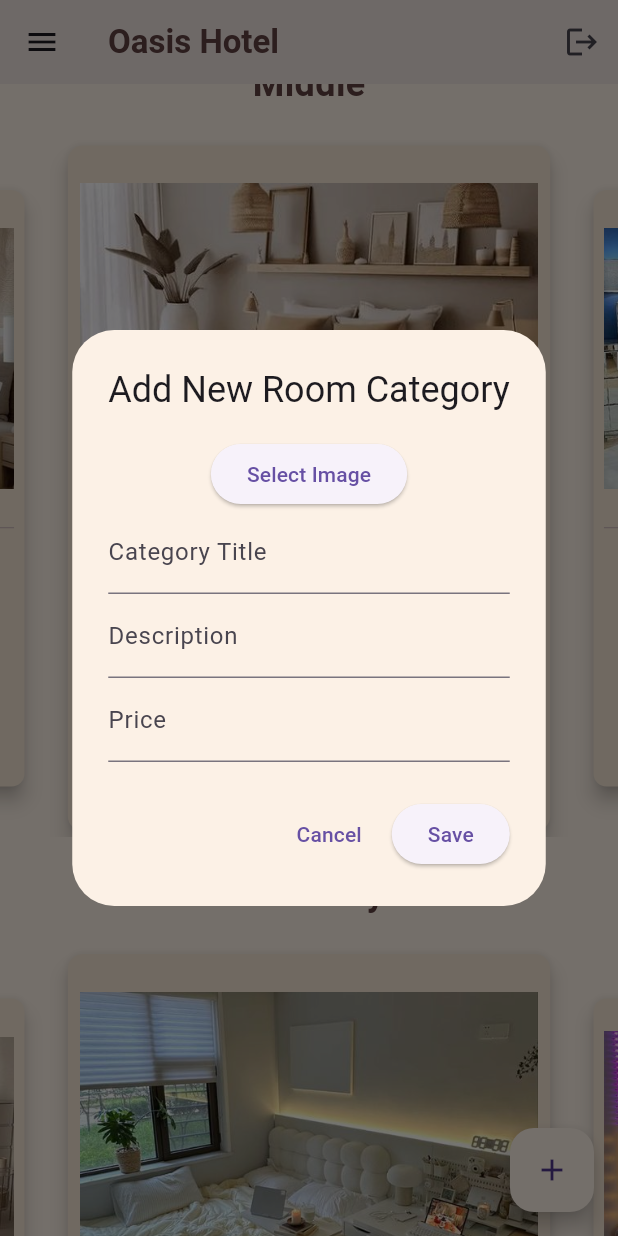
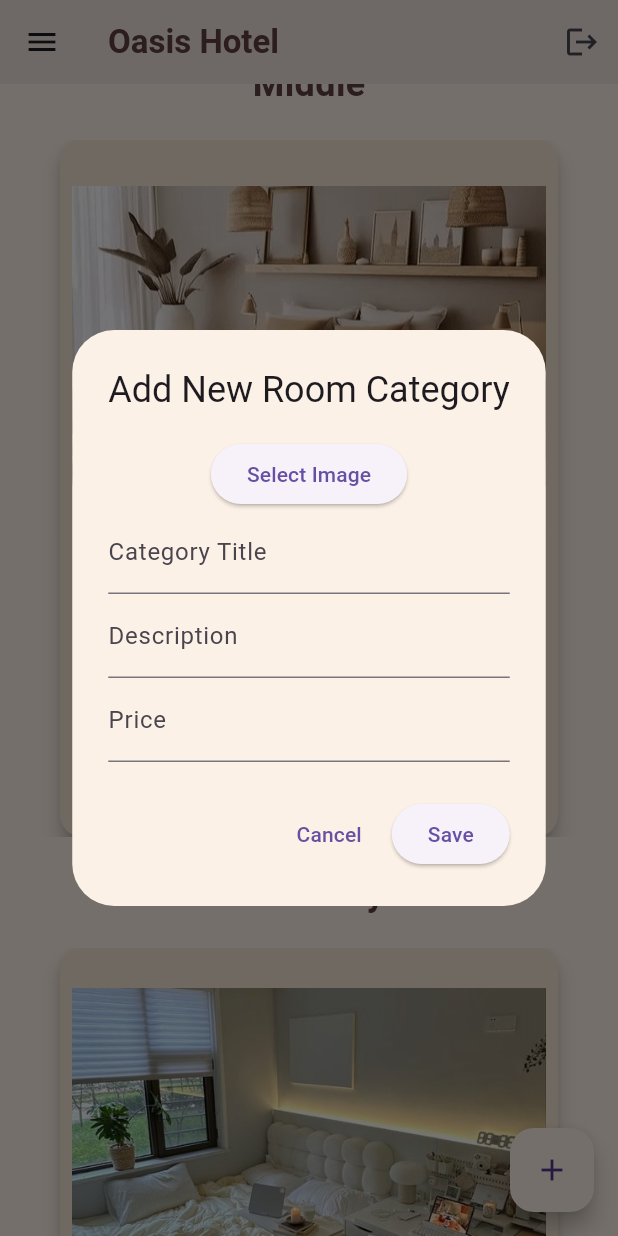
Before and after one commit to HEran-ite/flutter-2024-proj, a Flutter app: the AdminPage screen opened by its route, scrolled down 576 dp, after a tap on the "add" icon, on a phone screen of 412 x 824 dp. Run offline on Flutter 3.47's test engine with Material 3 defaults, Android fonts, the phone set to English and light mode, and no system bars; drawn by our look-alikes of carousel_slider; our stand-ins replace google_fonts, smooth_page_indicator.

Commit message:
Update admin_page.dart

```diff
--- a/lib/presentation/screens/admin_page.dart
+++ b/lib/presentation/screens/admin_page.dart
@@ -1,13 +1,7 @@
-import 'dart:io';
-
-import 'package:file_picker/file_picker.dart';
 import 'package:flutter/material.dart';
-import 'package:carousel_slider/carousel_slider.dart';
 import 'package:hotel_booking/presentation/widgets/appbar.dart';
 import 'package:hotel_booking/presentation/test_input/datas.dart';
 import 'package:hotel_booking/presentation/widgets/drawer.dart';
-
-
 
 class AdminPage extends StatefulWidget {
   const AdminPage({Key? key}) : super(key: key);
@@ -17,6 +11,8 @@ class AdminPage extends StatefulWidget {
 }
 
 class _AdminPageState extends State<AdminPage> {
+  int _currentImageIndex = 0;
+
   @override
   Widget build(BuildContext context) {
     return Scaffold(
@@ -38,20 +34,43 @@ class _AdminPageState extends State<AdminPage> {
                   ),
                 ),
                 const SizedBox(height: 20),
-                CarouselSlider.builder(
+                SizedBox(
+                  height: 465,
+                  child: PageView.builder(
                     itemCount: category['images'].length,
-                  options: CarouselOptions(
-                    height: 465,
-                    enlargeCenterPage: true,
-                    aspectRatio: 16 / 9,
-                    viewportFraction: 0.8,
+                    onPageChanged: (index) {
+                      setState(() {
+                        _currentImageIndex = index;
+                      });
+                    },
+                    itemBuilder: (context, index) {
+                      return _buildCard(category, index);
+                    },
                   ),
-                  itemBuilder: (BuildContext context, int index, int realIndex) {
+                ),
+              ],
+            );
+          }).toList(),
+        ),
+      ),
+      floatingActionButton: FloatingActionButton(
+        backgroundColor: const Color.fromARGB(255, 252, 241, 230),
+        tooltip: 'Add New Room',
+        onPressed: () {
+          _showAddNewDialog(context);
+        },
+        child: const Icon(Icons.add),
+      ),
+    );
+  }
+
+  Widget _buildCard(Map<String, dynamic> category, int index) {
     return Card(
+      margin: EdgeInsets.symmetric(horizontal: 40),
       color: const Color.fromARGB(255, 244, 229, 212),
       elevation: 5.0,
       shape: RoundedRectangleBorder(
-                        borderRadius: BorderRadius.circular(10.0),
+        borderRadius: BorderRadius.circular(15.0),
       ),
       child: Padding(
         padding: const EdgeInsets.all(8.0),
@@ -86,7 +105,8 @@ class _AdminPageState extends State<AdminPage> {
               mainAxisAlignment: MainAxisAlignment.center,
               children: [
                 ElevatedButton(
-                                  onPressed: () => _showEditDialog(context, category, index),
+                  onPressed: () =>
+                      _showEditDialog(context, category, index),
                   child: const Text(
                     'Edit',
                     style: TextStyle(color: Colors.blue),
@@ -122,23 +142,8 @@ class _AdminPageState extends State<AdminPage> {
         ),
       ),
     );
-                  },
-                ),
-              ],
-            );
-          }).toList(),
-        ),
-      ),
-      floatingActionButton: FloatingActionButton(
-        backgroundColor: const Color.fromARGB(255, 252, 241, 230),
-        tooltip: 'Add New Room',
-        onPressed: () {
-          _showAddNewDialog(context);
-        },
-        child: const Icon(Icons.add),
-      ),
-    );
   }
+
 
  void _showAddNewDialog(BuildContext context) {
     TextEditingController titleController = TextEditingController();
@@ -158,36 +163,11 @@ class _AdminPageState extends State<AdminPage> {
                         children: [
                             ElevatedButton(
                                 onPressed: () async {
-                                    // Let the user pick an image file
-                                    FilePickerResult? result = await FilePicker.platform.pickFiles(
-                                        type: FileType.image, // Allow only images
-                                    );
 
-                                    // If a file was selected, update the imagePath variable
-                                    if (result != null) {
-                                        PlatformFile file = result.files.first;
-                                        setState(() {
-                                            imagePath = file.path; // Store the image path in state
-                                        });
-                                    }
                                 },
                                 child: const Text('Select Image'),
                             ),
 
-                            // If an image path is set, display the image using Image.file
-                            if (imagePath != null)
-                                Padding(
-                                    padding: const EdgeInsets.all(8.0),
-                                    child: Image.file(
-                                        File(imagePath!), // Display the image using Image.file
-                                        height: 200, // You can set the height as per your requirements
-                                        width: double.infinity, // Fill the width of the dialog
-                                        fit: BoxFit.cover, // Choose the fit mode as per your preference
-                                    ),
-
-                                ),
-
-                            // Other input fields for title, description, and price
                             TextField(
                                 controller: titleController,
                                 decoration: const InputDecoration(labelText: 'Category Title'),
```
Lines whose indentation alone changed are shown as unchanged.
